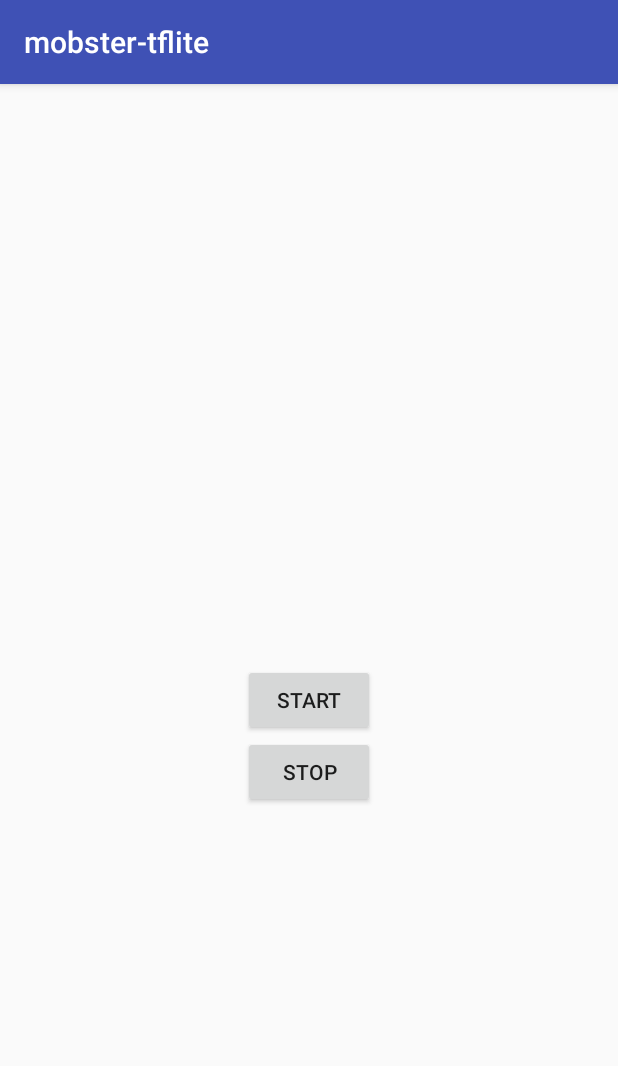
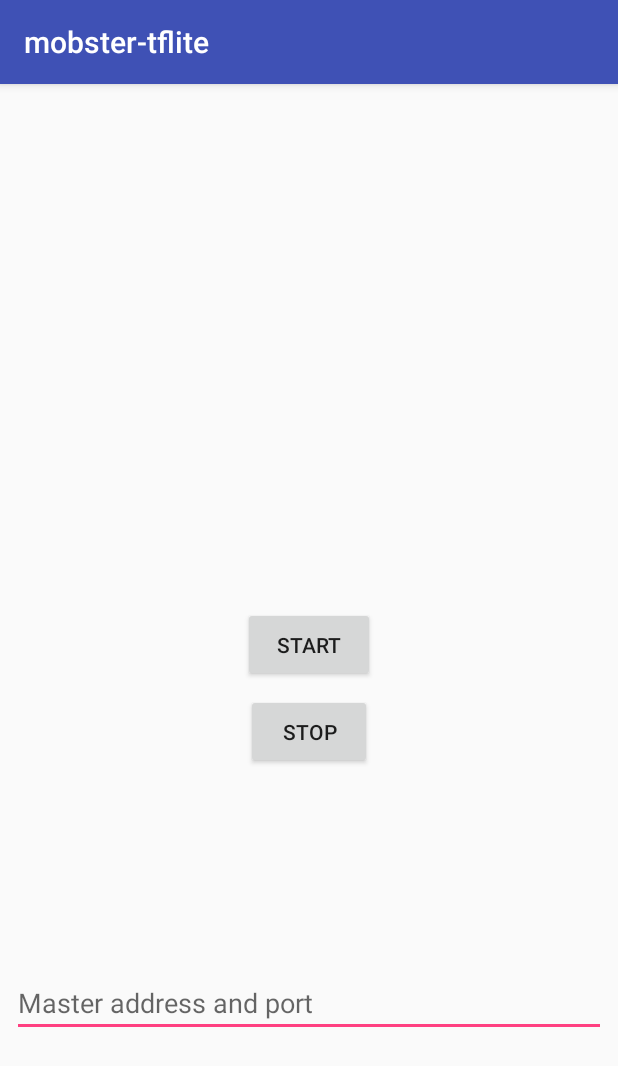
Before and after one commit to jhamberg/ubispark-tflite, an Android app: the screen it shows after launch (ControlActivity), after a tap on "START", on a phone screen of 412 x 824 dp. Shown: the top 1066 px of the screen. Run offline under Robolectric (Android 15) with nearby library versions, the phone set to English and light mode, and no system bars; our stand-ins replace data binding; 1 statement that could not run was skipped.

Commit message:
Allow client to control the master URL

```diff
--- a/client/app/src/main/java/fi/helsinki/cs/hamberg/mobster_tflite/ControlActivity.java
+++ b/client/app/src/main/java/fi/helsinki/cs/hamberg/mobster_tflite/ControlActivity.java
@@ -18,6 +18,7 @@ import android.provider.Settings;
 import android.support.v7.app.AppCompatActivity;
 import android.os.Bundle;
 import android.view.View;
+import android.widget.Toast;
 
 import fi.helsinki.cs.hamberg.mobster_tflite.databinding.ActivityControlBinding;
 
@@ -98,10 +99,15 @@ public class ControlActivity extends AppCompatActivity {
     }
 
     private void startBackgroundService() {
+        String masterURL = binding.urlInput.getText().toString();
+        if(masterURL.trim().length() == 0) {
+            Toast.makeText(this, "Please provide the master address!", Toast.LENGTH_SHORT).show();
+            return;
+        }
+        serviceIntent.putExtra(Constants.MASTER_ENDPOINT, masterURL);
         if (Build.VERSION.SDK_INT >= Build.VERSION_CODES.O) {
             startForegroundService(serviceIntent);
         } else {
-            moveTaskToBack(true);
             startService(serviceIntent);
         }
         bindService(serviceIntent, serviceConnection, Context.BIND_AUTO_CREATE);
--- a/client/app/src/main/java/fi/helsinki/cs/hamberg/mobster_tflite/ImageRecognitionTask.java
+++ b/client/app/src/main/java/fi/helsinki/cs/hamberg/mobster_tflite/ImageRecognitionTask.java
@@ -85,7 +85,7 @@ public class ImageRecognitionTask implements Runnable {
             tf.setUseNNAPI(true); // Use GPU whenever possible
             List<String> labels = loadLabelList();
 
-            URL url = new URL("http://" + Constants.ENDPOINT_MASTER +  "/" + urlString);
+            URL url = new URL(urlString);
             Bitmap bitmap = BitmapFactory.decodeStream(url.openConnection().getInputStream());
             // WARNING! This greatly hinders performance, consider changing model instead
             // bitmap = Bitmap.createScaledBitmap(bitmap, 224, 224, false);
--- a/client/app/src/main/java/fi/helsinki/cs/hamberg/mobster_tflite/WebSocketClient.java
+++ b/client/app/src/main/java/fi/helsinki/cs/hamberg/mobster_tflite/WebSocketClient.java
@@ -201,7 +201,9 @@ public class WebSocketClient {
                 @Override
                 public void run() {
                     try {
-                        mSocket.close();
+                        if (mSocket != null) {
+                            mSocket.close();
+                        }
                         mSocket = null;
                         mConnected = false;
                     } catch (IOException ex) {
--- a/client/app/src/main/res/layout/activity_control.xml
+++ b/client/app/src/main/res/layout/activity_control.xml
@@ -6,33 +6,50 @@
 
     <android.support.constraint.ConstraintLayout
         android:layout_width="match_parent"
-        android:layout_height="match_parent">
+        android:layout_height="match_parent"
+        tools:ignore="HardcodedText">
 
         <ImageView
             android:id="@+id/image"
             android:layout_width="match_parent"
-            android:layout_height="359dp"
+            android:layout_height="305dp"
+            android:layout_marginStart="8dp"
+            android:layout_marginLeft="8dp"
+            android:layout_marginTop="8dp"
+            android:layout_marginEnd="8dp"
+            android:layout_marginRight="8dp"
             android:adjustViewBounds="true"
+            android:contentDescription="Processed image"
             android:minHeight="128dp"
             android:scaleType="centerCrop"
+            app:layout_constraintEnd_toEndOf="parent"
+            app:layout_constraintStart_toStartOf="parent"
             app:layout_constraintTop_toTopOf="parent" />
 
         <TextView
             android:id="@+id/result"
             android:layout_width="match_parent"
             android:layout_height="wrap_content"
+            android:layout_marginStart="8dp"
+            android:layout_marginLeft="8dp"
             android:layout_marginTop="8dp"
-            tools:text="Placeholder text"
+            android:layout_marginEnd="8dp"
+            android:layout_marginRight="8dp"
             android:textAlignment="center"
             app:layout_constraintEnd_toEndOf="parent"
-            app:layout_constraintHorizontal_bias="0.0"
             app:layout_constraintStart_toStartOf="parent"
-            app:layout_constraintTop_toBottomOf="@+id/image" />
+            app:layout_constraintTop_toBottomOf="@+id/image"
+            tools:text="Results will show up here" />
 
         <Button
             android:id="@+id/start"
-            android:layout_width="wrap_content"
-            android:layout_height="wrap_content"
+            android:layout_width="88dp"
+            android:layout_height="50dp"
+            android:layout_marginStart="8dp"
+            android:layout_marginLeft="8dp"
+            android:layout_marginTop="8dp"
+            android:layout_marginEnd="8dp"
+            android:layout_marginRight="8dp"
             android:text="Start"
             app:layout_constraintEnd_toEndOf="parent"
             app:layout_constraintStart_toStartOf="parent"
@@ -40,15 +57,35 @@
 
         <Button
             android:id="@+id/stop"
-            android:layout_width="wrap_content"
+            android:layout_width="84dp"
+            android:layout_height="50dp"
+            android:layout_marginStart="8dp"
+            android:layout_marginLeft="8dp"
+            android:layout_marginTop="8dp"
+            android:layout_marginEnd="8dp"
+            android:layout_marginRight="8dp"
+            android:text="Stop"
+            app:layout_constraintEnd_toEndOf="parent"
+            app:layout_constraintStart_toStartOf="parent"
+            app:layout_constraintTop_toBottomOf="@+id/start" />
+
+        <EditText
+            android:id="@+id/urlInput"
+            android:layout_width="match_parent"
             android:layout_height="wrap_content"
+            android:layout_marginStart="8dp"
+            android:layout_marginLeft="8dp"
+            android:layout_marginTop="8dp"
+            android:layout_marginEnd="8dp"
+            android:layout_marginRight="8dp"
             android:layout_marginBottom="8dp"
-            android:text="Stop"
+            android:hint="Master address and port"
+            android:inputType="textUri"
             app:layout_constraintBottom_toBottomOf="parent"
             app:layout_constraintEnd_toEndOf="parent"
             app:layout_constraintStart_toStartOf="parent"
-            app:layout_constraintTop_toBottomOf="@id/start"
-            app:layout_constraintVertical_bias="0.0" />
+            app:layout_constraintTop_toBottomOf="@+id/stop"
+            tools:ignore="Autofill" />
 
     </android.support.constraint.ConstraintLayout>
 </layout>
```
Also changed, not shown: client/app/src/main/java/fi/helsinki/cs/hamberg/mobster_tflite/BackgroundService.java (+35 -5 lines), client/app/src/main/java/fi/helsinki/cs/hamberg/mobster_tflite/Constants.java (+7 -5 lines).
